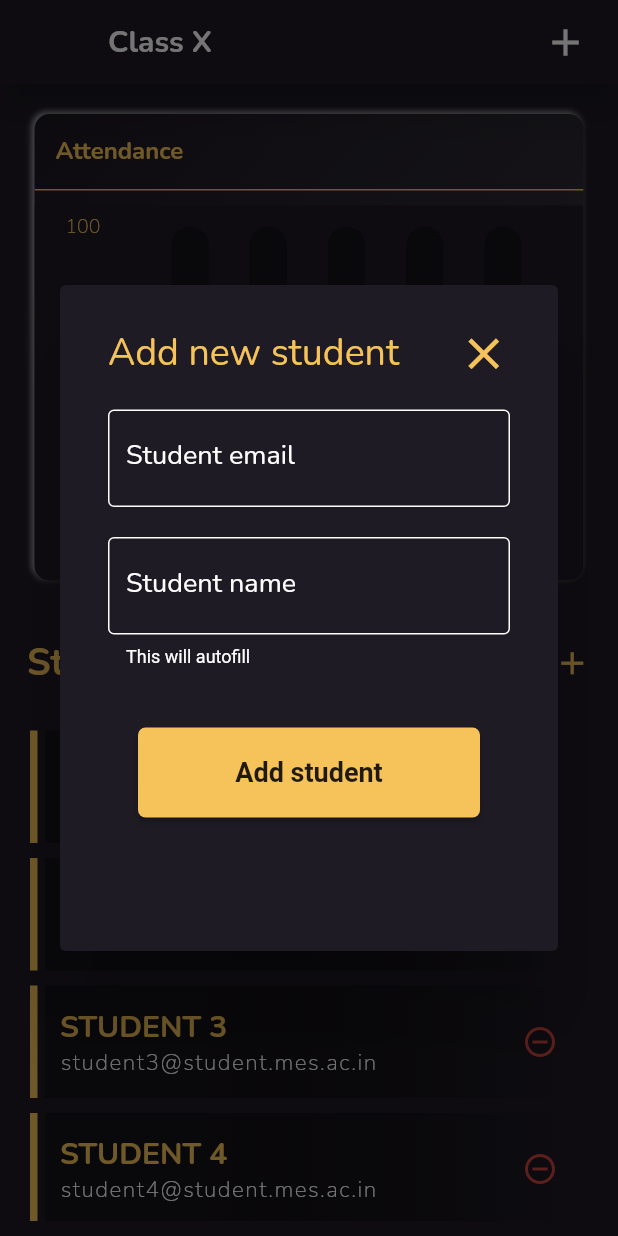
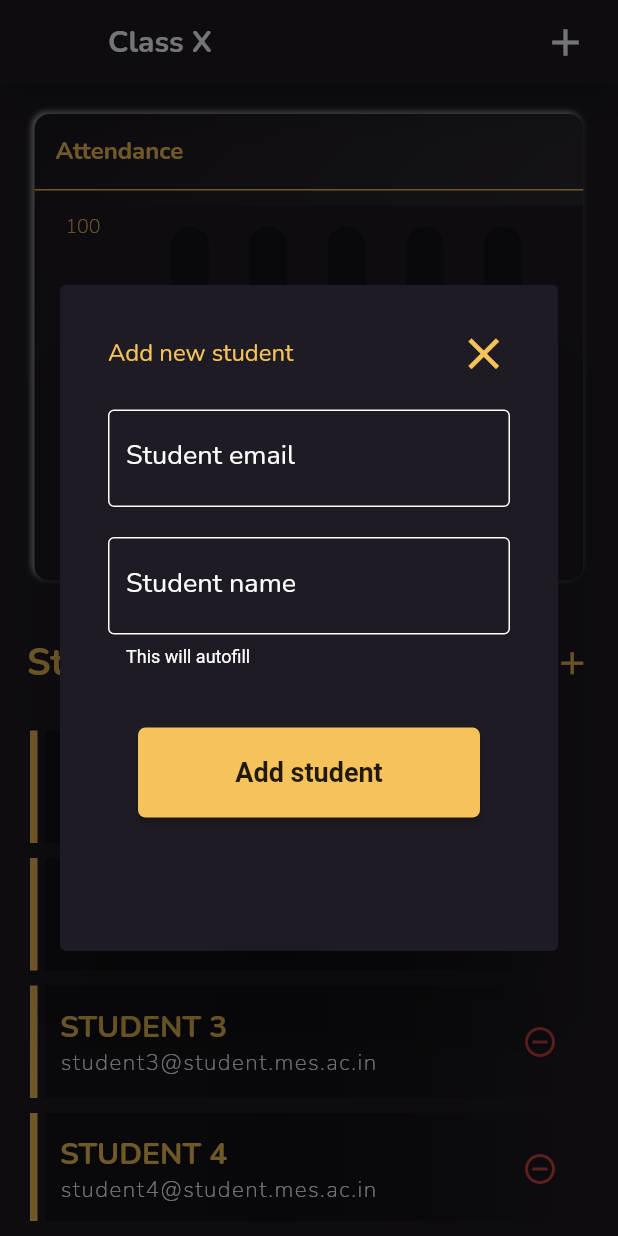
Before and after one commit to Ashwith25/Attendance-Manager, a Flutter app: the EachClass screen opened directly, after a tap on the "add" icon, on a phone screen of 412 x 824 dp. Run offline on Flutter 3.47's test engine with Material 2 defaults, Android fonts, the light colour scheme and no system bars; drawn by our look-alikes of fl_chart, flutter_neumorphic; our stand-ins replace flutter_form_builder, flutter_typeahead, google_fonts, page_transition, simple_animations.

Commit message:
fixed overflow

```diff
--- a/attendance_manager/lib/Screens/addNewClass.dart
+++ b/attendance_manager/lib/Screens/addNewClass.dart
@@ -1,7 +1,4 @@
-import 'package:attendance_manager/auth/login.dart';
 import 'package:attendance_manager/constants.dart';
-import 'package:attendance_manager/theme.dart';
-import 'package:attendance_manager/welcome.dart';
 import 'package:flutter/material.dart';
 import 'package:flutter_form_builder/flutter_form_builder.dart';
 
--- a/attendance_manager/lib/Screens/eachClass.dart
+++ b/attendance_manager/lib/Screens/eachClass.dart
@@ -1,7 +1,5 @@
 import 'package:attendance_manager/constants.dart';
-import 'package:attendance_manager/theme.dart';
 import 'package:attendance_manager/widgets/chart.dart';
-import 'package:attendance_manager/widgets/homeScreenCard.dart';
 import 'package:attendance_manager/widgets/nameCard.dart';
 import 'package:flutter/material.dart';
 import 'package:flutter/services.dart';
@@ -262,11 +260,17 @@ class _EachClassState extends State<EachClass> {
                       children: <Widget>[
                         Row(
                           mainAxisAlignment: MainAxisAlignment.spaceBetween,
+                          crossAxisAlignment: CrossAxisAlignment.center,
                           children: [
-                            Text(
-                              "Add new student",
-                              style:
-                                  TextStyle(color: goldenColor, fontSize: 25),
+                            Container(
+                              width: MediaQuery.of(context).size.width * 0.3,
+                              child: FittedBox(
+                                child: Text(
+                                  "Add new student",
+                                  style:
+                                      TextStyle(color: goldenColor, fontSize: 25),
+                                ),
+                              ),
                             ),
                             InkWell(
                               onTap: () {
--- a/attendance_manager/lib/auth/change_password.dart
+++ b/attendance_manager/lib/auth/change_password.dart
@@ -1,7 +1,5 @@
 import 'package:attendance_manager/auth/login.dart';
 import 'package:attendance_manager/constants.dart';
-import 'package:attendance_manager/theme.dart';
-import 'package:attendance_manager/welcome.dart';
 import 'package:flutter/material.dart';
 
 class ChangePasswordPage extends StatefulWidget {
--- a/attendance_manager/lib/main.dart
+++ b/attendance_manager/lib/main.dart
@@ -1,5 +1,3 @@
-import 'package:attendance_manager/auth/login.dart';
-import 'package:attendance_manager/constants.dart';
 import 'package:attendance_manager/theme.dart';
 import 'package:attendance_manager/welcome.dart';
 import 'package:flutter/material.dart';
```
Also changed, not shown: attendance_manager/pubspec.lock, 1 other file.
